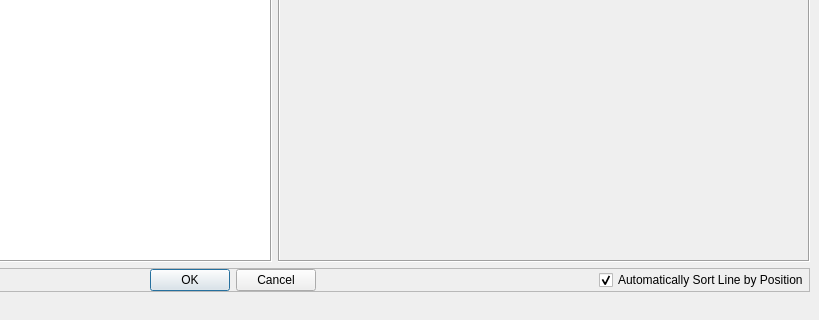
First picture: the form in src/qt_ui/line_adder.ui, repository Eric-Meunier/Processor-Suite, before the edit; both pictures show x 137 to 956 and y 398 to 718 of the 956 by 718 pixel window.
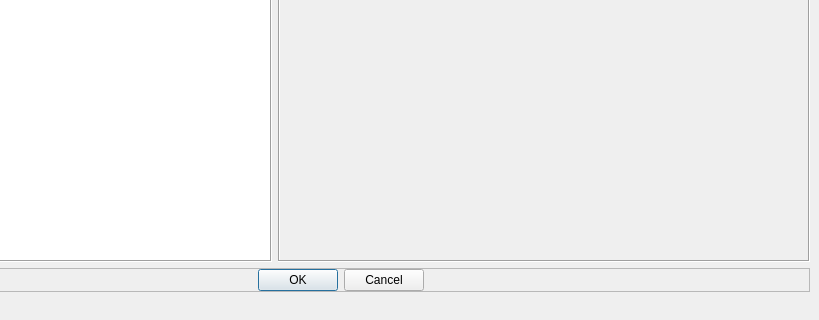
Second picture: the form after the edit.

Commit message: Overhauling GPS parsing and the GPS adders. Added double-click file opening of PEM list and GPS list files.

```diff
--- a/src/qt_ui/line_adder.ui
+++ b/src/qt_ui/line_adder.ui
@@ -101,22 +101,6 @@
          </property>
         </widget>
        </item>
-       <item>
-        <widget class="QCheckBox" name="auto_sort_cbox">
-         <property name="sizePolicy">
-          <sizepolicy hsizetype="Maximum" vsizetype="Fixed">
-           <horstretch>0</horstretch>
-           <verstretch>0</verstretch>
-          </sizepolicy>
-         </property>
-         <property name="text">
-          <string>Automatically Sort Line by Position</string>
-         </property>
-         <property name="checked">
-          <bool>true</bool>
-         </property>
-        </widget>
-       </item>
       </layout>
      </widget>
     </item>
```
The commit also changes 7 other files.
